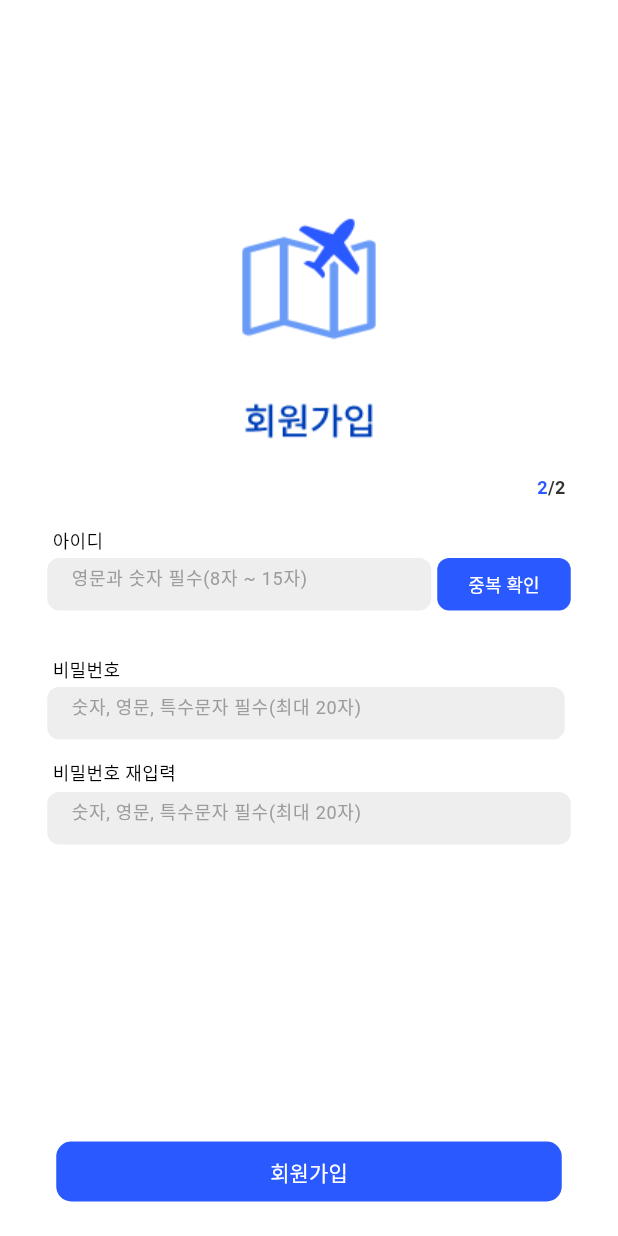
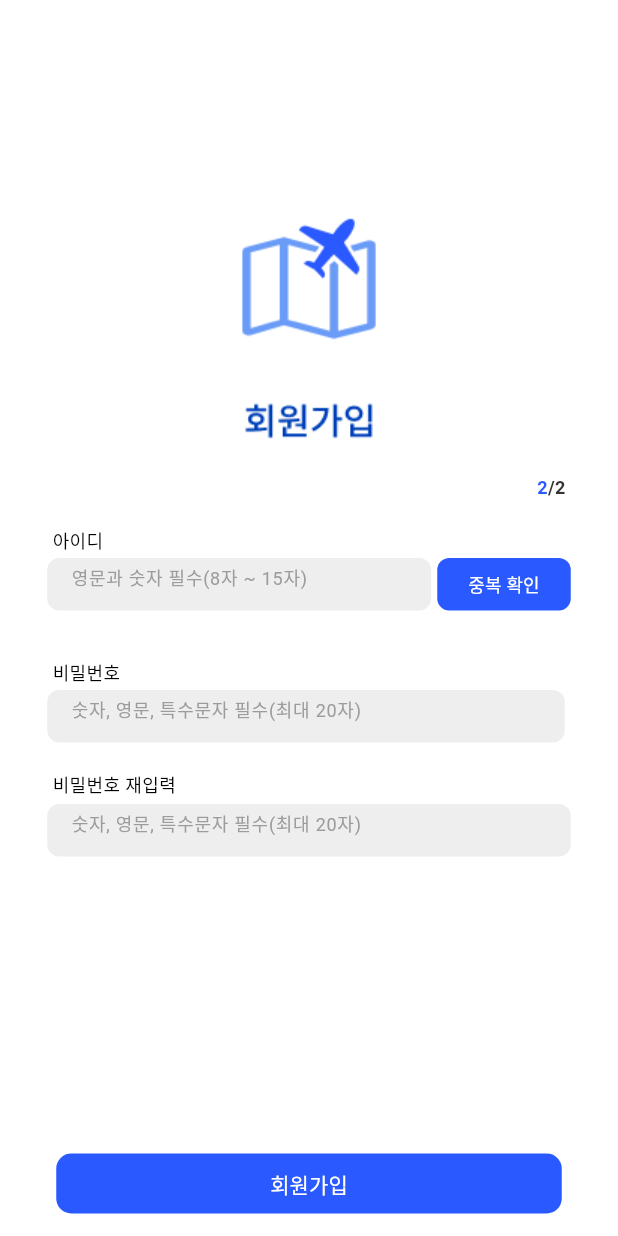
Before and after one commit to leave-leave/Leave-Leave-Flutter, a Flutter app: the SignupScreen2 screen opened directly, on a phone screen of 412 x 824 dp. Run offline on Flutter 3.47's test engine with Material 3 defaults, Android fonts, the phone set to English and light mode, and no system bars; Roboto replaces fonts that are missing (Noto Sans KR, NotoSansKR).

Commit message:
UPDATE :: code

```diff
--- a/lib/screen/main_screen.dart
+++ b/lib/screen/main_screen.dart
@@ -110,7 +110,9 @@ class _MainScreenState extends State<MainScreen> {
           ),
         ],
       ),
-      bottomNavigationBar: BottomNavigationBar(
+      bottomNavigationBar: ClipRRect(
+        borderRadius: BorderRadius.vertical(top: Radius.circular(12)),
+        child: BottomNavigationBar(
           type: BottomNavigationBarType.fixed,
           showUnselectedLabels: false,
           showSelectedLabels: false,
@@ -139,6 +141,7 @@ class _MainScreenState extends State<MainScreen> {
             ),
           ],
         ),
+      ),
     );
   }
 }
--- a/lib/screen/signup2.dart
+++ b/lib/screen/signup2.dart
@@ -121,7 +121,7 @@ class SignupScreen2 extends StatelessWidget {
             ),
           ),
 
-          SizedBox(height: 30),
+          SizedBox(height: 32),
           Row(
             children: [
               SizedBox(width: 35), // 조절 가능한 왼쪽 여백
@@ -166,7 +166,7 @@ class SignupScreen2 extends StatelessWidget {
               ],
             ),
           ),
-          SizedBox(height: 13),
+          SizedBox(height: 19),
           Row(
             children: [
               SizedBox(width: 35), // 조절 가능한 왼쪽 여백
```
Lines whose indentation alone changed are shown as unchanged.
